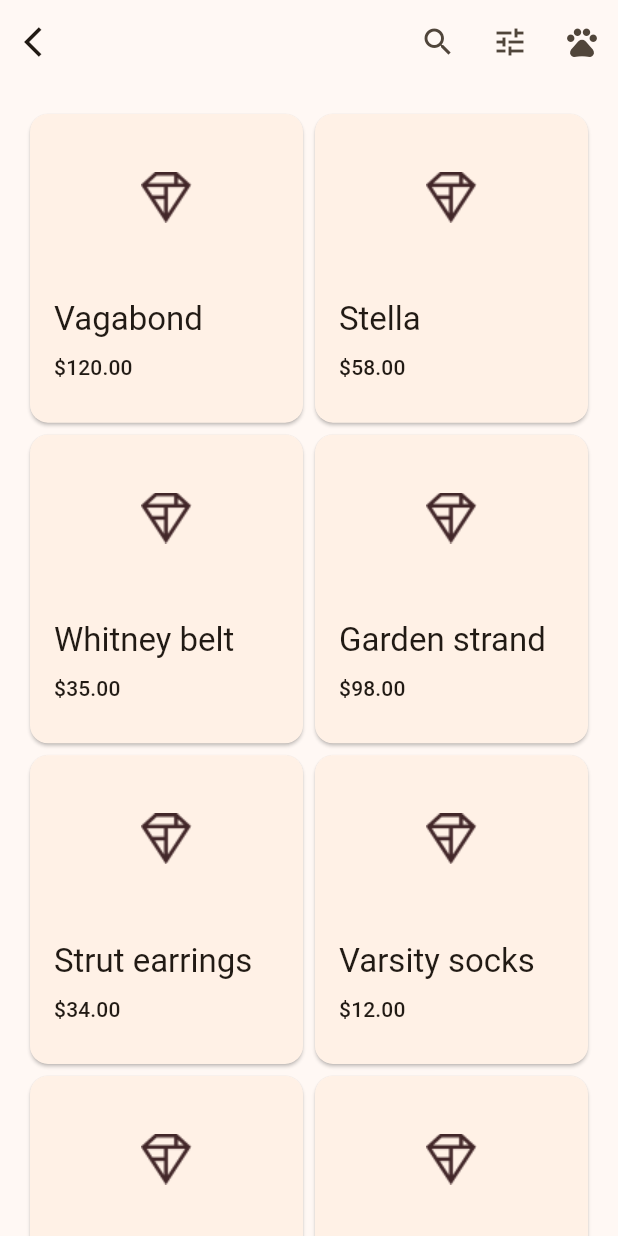
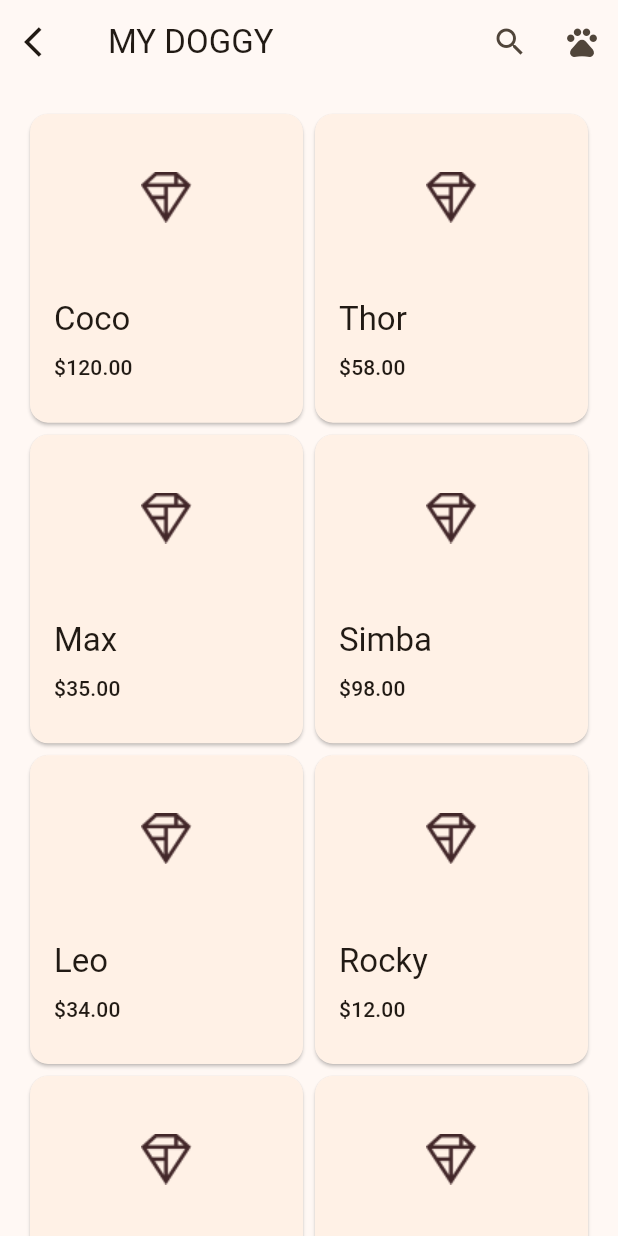
Before and after one commit to saandrsm/puppy_match, a Flutter app: the HomePage screen opened by its route, on a phone screen of 412 x 824 dp. Run offline on Flutter 3.47's test engine with Material 2 defaults, Android fonts, the phone set to English and light mode, and no system bars; our stand-ins replace dropdown_textfield.

```diff
--- a/lib/model/products_repository.dart
+++ b/lib/model/products_repository.dart
@@ -21,266 +21,266 @@ class ProductsRepository {
         category: Category.accessories,
         id: 0,
         isFeatured: true,
-        name: 'Vagabond sack',
+        name: 'Coco',
         price: 120,
       ),
       Product(
         category: Category.accessories,
         id: 1,
         isFeatured: true,
-        name: 'Stella sunglasses',
+        name: 'Thor',
         price: 58,
       ),
       Product(
         category: Category.accessories,
         id: 2,
         isFeatured: false,
-        name: 'Whitney belt',
+        name: 'Max',
         price: 35,
       ),
       Product(
         category: Category.accessories,
         id: 3,
         isFeatured: true,
-        name: 'Garden strand',
+        name: 'Simba',
         price: 98,
       ),
       Product(
         category: Category.accessories,
         id: 4,
         isFeatured: false,
-        name: 'Strut earrings',
+        name: 'Leo',
         price: 34,
       ),
       Product(
         category: Category.accessories,
         id: 5,
         isFeatured: false,
-        name: 'Varsity socks',
+        name: 'Rocky',
         price: 12,
       ),
       Product(
         category: Category.accessories,
         id: 6,
         isFeatured: false,
-        name: 'Weave keyring',
+        name: 'Nala',
         price: 16,
       ),
       Product(
         category: Category.accessories,
         id: 7,
         isFeatured: true,
-        name: 'Gatsby hat',
+        name: 'Kyra',
         price: 40,
       ),
       Product(
         category: Category.accessories,
         id: 8,
         isFeatured: true,
-        name: 'Shrug bag',
+        name: 'Toby',
         price: 198,
       ),
       Product(
         category: Category.home,
         id: 9,
         isFeatured: true,
-        name: 'Gilt desk trio',
+        name: 'Zeus',
         price: 58,
       ),
       Product(
         category: Category.home,
         id: 10,
         isFeatured: false,
-        name: 'Copper wire rack',
+        name: 'Lia',
         price: 18,
       ),
       Product(
         category: Category.home,
         id: 11,
         isFeatured: false,
-        name: 'Soothe ceramic set',
+        name: 'Connor',
         price: 28,
       ),
       Product(
         category: Category.home,
         id: 12,
         isFeatured: false,
-        name: 'Hurrahs tea set',
+        name: 'Duc',
         price: 34,
       ),
       Product(
         category: Category.home,
         id: 13,
         isFeatured: true,
-        name: 'Blue stone mug',
+        name: 'Maya',
         price: 18,
       ),
       Product(
         category: Category.home,
         id: 14,
         isFeatured: true,
-        name: 'Rainwater tray',
+        name: 'Tika',
         price: 27,
       ),
       Product(
         category: Category.home,
         id: 15,
         isFeatured: true,
-        name: 'Chambray napkins',
+        name: 'Berni',
         price: 16,
       ),
       Product(
         category: Category.home,
         id: 16,
         isFeatured: true,
-        name: 'Succulent planters',
+        name: 'Yako',
         price: 16,
       ),
       Product(
         category: Category.home,
         id: 17,
         isFeatured: false,
-        name: 'Quartet table',
+        name: 'Ron',
         price: 175,
       ),
       Product(
         category: Category.home,
         id: 18,
         isFeatured: true,
-        name: 'Kitchen quattro',
+        name: 'Roma',
         price: 129,
       ),
       Product(
         category: Category.clothing,
         id: 19,
         isFeatured: false,
-        name: 'Clay sweater',
+        name: 'Zoe',
         price: 48,
       ),
       Product(
         category: Category.clothing,
         id: 20,
         isFeatured: false,
-        name: 'Sea tunic',
+        name: 'Dama',
         price: 45,
       ),
       Product(
         category: Category.clothing,
         id: 21,
         isFeatured: false,
-        name: 'Plaster tunic',
+        name: 'Iris',
         price: 38,
       ),
       Product(
         category: Category.clothing,
         id: 22,
         isFeatured: false,
-        name: 'White pinstripe shirt',
+        name: 'Toby',
         price: 70,
       ),
       Product(
         category: Category.clothing,
         id: 23,
         isFeatured: false,
-        name: 'Chambray shirt',
+        name: 'Tango',
         price: 70,
       ),
       Product(
         category: Category.clothing,
         id: 24,
         isFeatured: true,
-        name: 'Seabreeze sweater',
+        name: 'Oreo',
         price: 60,
       ),
       Product(
         category: Category.clothing,
         id: 25,
         isFeatured: false,
-        name: 'Gentry jacket',
+        name: 'Pancho',
         price: 178,
       ),
       Product(
         category: Category.clothing,
         id: 26,
         isFeatured: false,
-        name: 'Navy trousers',
+        name: 'Shira',
         price: 74,
       ),
       Product(
         category: Category.clothing,
         id: 27,
         isFeatured: true,
-        name: 'Walter henley (white)',
+        name: 'Aslan',
         price: 38,
       ),
       Product(
         category: Category.clothing,
         id: 28,
         isFeatured: true,
-        name: 'Surf and perf shirt',
+        name: 'Gus',
         price: 48,
       ),
       Product(
         category: Category.clothing,
         id: 29,
         isFeatured: true,
-        name: 'Ginger scarf',
+        name: 'Tana',
         price: 98,
       ),
       Product(
         category: Category.clothing,
         id: 30,
         isFeatured: true,
-        name: 'Ramona crossover',
+        name: 'Gala',
         price: 68,
       ),
       Product(
         category: Category.clothing,
         id: 31,
         isFeatured: false,
-        name: 'Chambray shirt',
+        name: 'Cooper',
         price: 38,
       ),
       Product(
         category: Category.clothing,
         id: 32,
         isFeatured: false,
-        name: 'Classic white collar',
+        name: 'Ares',
         price: 58,
       ),
       Product(
         category: Category.clothing,
         id: 33,
         isFeatured: true,
-        name: 'Cerise scallop tee',
+        name: 'Rocco',
         price: 42,
       ),
       Product(
         category: Category.clothing,
         id: 34,
         isFeatured: false,
-        name: 'Shoulder rolls tee',
+        name: 'Charlie',
         price: 27,
       ),
       Product(
         category: Category.clothing,
         id: 35,
         isFeatured: false,
-        name: 'Grey slouch tank',
+        name: 'Chloe',
         price: 24,
       ),
       Product(
         category: Category.clothing,
         id: 36,
         isFeatured: false,
-        name: 'Sunshirt dress',
+        name: 'Mika',
         price: 58,
       ),
       Product(
         category: Category.clothing,
         id: 37,
         isFeatured: true,
-        name: 'Fine lines tee',
+        name: 'Brownie',
         price: 58,
       ),
     ];
--- a/lib/supplemental/app.dart
+++ b/lib/supplemental/app.dart
@@ -1,4 +1,5 @@
 import 'package:flutter/material.dart';
+import 'package:tutorial3_flutter/supplemental/register.dart';
 
 import 'home.dart';
 import 'login.dart';
@@ -17,6 +18,7 @@ class ShrineApp extends StatelessWidget {
         '/': (context) => const LoginPage(),
         '/home': (context) => const HomePage(),
         '/api': (context) => const Api(),
+        '/register': (context) => const RegisterPage(),
       },
       theme: ThemeData(
         useMaterial3: true,
--- a/lib/supplemental/home.dart
+++ b/lib/supplemental/home.dart
@@ -3,10 +3,15 @@ import 'package:intl/intl.dart';
 
 import '/model/product.dart';
 import '/model/products_repository.dart';
-import 'package:http/http.dart' as http;
 
-class HomePage extends StatelessWidget {
+
+class HomePage extends StatefulWidget {
   const HomePage({Key? key}) : super(key: key);
+
+  @override
+  _HomePageState createState() => _HomePageState();
+}
+class _HomePageState extends State<HomePage>{
 
   List<Card> _buildGridCards(BuildContext context){
     List<Product> products = ProductsRepository.loadProducts(Category.all);
@@ -58,47 +63,62 @@ class HomePage extends StatelessWidget {
     }).toList();
   }
 
-  //static TextEditingController _searchController = TextEditingController();  //controlador de texto de barra de búsqueda
+  final TextEditingController _searchController = TextEditingController();  //controlador de texto de barra de búsqueda
+
+  Widget customSearchBar = const Text('MY DOGGY');
+  Icon customIcon = const Icon(Icons.search);
 
   @override
   Widget build(BuildContext context){
     return Scaffold(
       appBar: AppBar(
-        // title: const Text('DOGGY'),
-        actions: <Widget>[
+        title: customSearchBar,
+        automaticallyImplyLeading: false,
+        actions: [
           IconButton(
               onPressed:(){
-                //  TextFormField(
-                //   controller: _searchController,
-                //   decoration: InputDecoration(
-                //     hintText: 'Search...',
-                //     suffixIcon: IconButton(
-                //       icon: const Icon(Icons.clear, color: Colors.black,),
-                //       onPressed: () => _searchController.clear(),
-                //     ),
-                //     prefixIcon: IconButton(
-                //       icon: const Icon(Icons.search, color: Colors.black,),
-                //       onPressed: () {
-                //         // Perform the search here
-                //       },
-                //     ),
-                //   ),
-                // );
+                setState(() {
+                  if (customIcon.icon == Icons.search) {
+                    customIcon = const Icon(Icons.cancel);
+                    customSearchBar = const ListTile(
+                    // leading: Icon(
+                    //   Icons.search,
+                    //   size: 26,
+                    // ),
+                    title: TextField(
+                      //controller: _searchController,
+                      decoration: InputDecoration(
+                        hintText: ' Search...',
+                        hintStyle: TextStyle(
+                          fontSize: 18,
+                          fontStyle: FontStyle.normal,
+                          ),
+                          focusedBorder: UnderlineInputBorder(
+                            borderSide: BorderSide(color: Colors.black38)
+                          ),
+                      ),
+                      // style: TextStyle(
+                      //   color: Colors.white,
+                      //   ),
+                      ),
+                    );
+                } else {
+                    customIcon = const Icon(Icons.search);
+                    customSearchBar = const Text('Adoptions');
+                }
+                });
               },
-              icon: const Icon(
-                Icons.search,
-                semanticLabel: 'search',
+              icon: customIcon,
               ),
-          ),
-          IconButton(
-              onPressed: (){
-                print('Filter button');
-              },
-              icon: const Icon(
-                Icons.tune,
-                semanticLabel: 'filter',
-              ),
-          ),
+          // IconButton(
+          //     onPressed: (){
+          //       print('Filter button');
+          //     },
+          //     icon: const Icon(
+          //       Icons.tune,
+          //       semanticLabel: 'filter',
+          //     ),
+          // ),
           IconButton(
             onPressed: (){
               Navigator.pushNamed(context, '/api');
--- a/pubspec.yaml
+++ b/pubspec.yaml
@@ -16,6 +16,7 @@ dependencies:
 
   cupertino_icons: ^1.0.2
   http: ^0.13.5
+  dropdown_textfield: ^1.0.8
 
 dev_dependencies:
   flutter_test:
```
Also changed, not shown: lib/supplemental/login.dart (+17 -6 lines), lib/supplemental/register.dart (+211 -0 lines), pubspec.lock.
